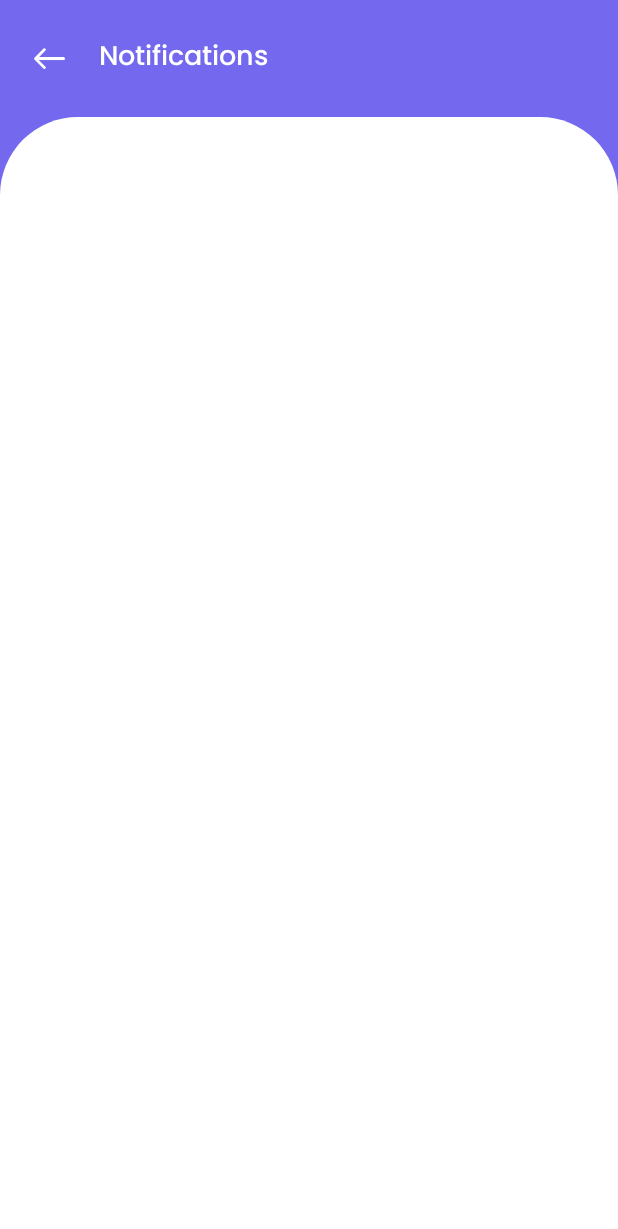
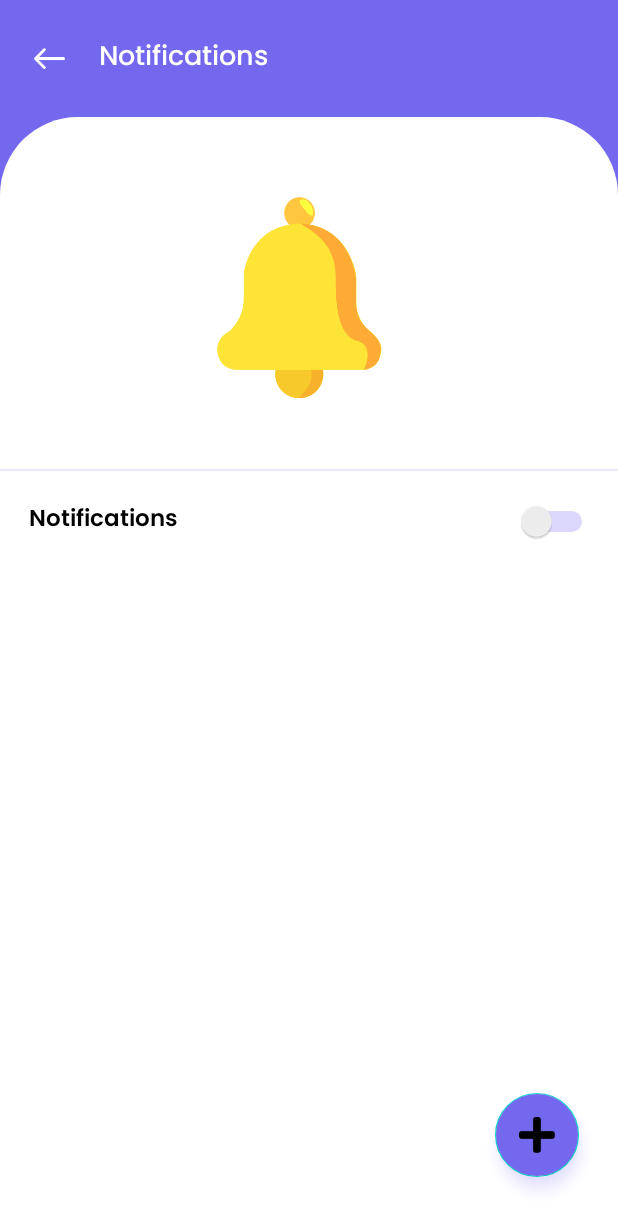
Before and after one commit to Waleed055/Habitualize, an Android app: the layout activity_notification.xml on its own in the app's theme, with its tools: preview values and no code run, on a phone screen of 412 x 824 dp. Shown: the top 1229 px of the screen. Run offline under Robolectric (Android 15) with nearby library versions, the phone set to English and light mode, and no system bars.

Commit message:
notification screen

```diff
--- a/app/src/main/AndroidManifest.xml
+++ b/app/src/main/AndroidManifest.xml
@@ -15,10 +15,16 @@
         tools:targetApi="31">
         <activity
             android:name=".ui.afterauth.notification.NotificationActivity"
-            android:exported="false" />
+            android:exported="true" >
+            <intent-filter>
+                <action android:name="android.intent.action.MAIN" />
+
+                <category android:name="android.intent.category.LAUNCHER" />
+            </intent-filter>
+        </activity>
         <activity
             android:name=".ui.afterauth.home.HomeActivity"
-            android:exported="true"></activity>
+            android:exported="true"/>
         <activity
             android:name=".ui.beforeauth.introscreens.IntroActivity"
             android:exported="false" />
@@ -27,12 +33,12 @@
             android:exported="false" />
         <activity
             android:name=".ui.beforeauth.splash.SplashActivity"
-            android:exported="true">
-            <intent-filter>
-                <action android:name="android.intent.action.MAIN" />
+            android:exported="false">
+<!--            <intent-filter>-->
+<!--                <action android:name="android.intent.action.MAIN" />-->
 
-                <category android:name="android.intent.category.LAUNCHER" />
-            </intent-filter>
+<!--                <category android:name="android.intent.category.LAUNCHER" />-->
+<!--            </intent-filter>-->
         </activity>
     </application>
 
--- a/app/src/main/res/layout/activity_notification.xml
+++ b/app/src/main/res/layout/activity_notification.xml
@@ -18,6 +18,63 @@
         android:layout_height="match_parent"
         android:background="@drawable/task_rv_background"
         android:layout_below="@id/notification_included_layout">
+        <pl.droidsonroids.gif.GifImageView
+            android:id="@+id/notification_gif_layout"
+            android:layout_width="@dimen/_180sdp"
+            android:layout_height="@dimen/_160sdp"
+            android:src="@drawable/notification_gif"
+            android:layout_centerHorizontal="true"
+            android:layout_marginTop="@dimen/_10sdp"/>
+        <View
+            android:id="@+id/view"
+            android:layout_width="match_parent"
+            android:layout_height="@dimen/_1sdp"
+            android:background="@color/gray"
+            android:layout_below="@id/notification_gif_layout"
+            android:layout_marginTop="@dimen/_10sdp"/>
+        <RelativeLayout
+            android:layout_width="match_parent"
+            android:layout_height="@dimen/_30sdp"
+            android:layout_below="@id/view"
+            android:layout_marginTop="@dimen/_10sdp">
+            <TextView
+                android:layout_width="wrap_content"
+                android:layout_height="wrap_content"
+                android:text="Notifications"
+                android:textColor="@color/black"
+                android:fontFamily="@font/poppins_semibold"
+                android:textSize="@dimen/_12sdp"
+                android:layout_centerVertical="true"
+                android:layout_marginStart="@dimen/_15sdp" />
+
+            <Switch
+                android:id="@+id/fragment_profile_social_switch"
+                android:layout_width="match_parent"
+                android:layout_height="wrap_content"
+                android:layout_marginStart="@dimen/_5sdp"
+                android:layout_marginTop="@dimen/_5sdp"
+                android:layout_marginEnd="@dimen/_10sdp"
+                android:layout_marginBottom="@dimen/_5sdp"
+                android:switchMinWidth="@dimen/_42sdp"
+                android:theme="@style/SCBSwitch"
+                app:tint="@color/black" />
+        </RelativeLayout>
+
+        <com.google.android.material.floatingactionbutton.FloatingActionButton
+            android:id="@+id/fab"
+            android:layout_width="wrap_content"
+            android:layout_height="wrap_content"
+            android:layout_alignParentEnd="true"
+            android:layout_alignParentBottom="true"
+            android:layout_marginEnd="@dimen/_20sdp"
+            android:layout_marginBottom="@dimen/_30sdp"
+            android:backgroundTint="@color/theme"
+            android:contentDescription="@string/app_name"
+            android:outlineAmbientShadowColor="@color/theme"
+            android:outlineSpotShadowColor="@color/theme"
+            android:src="@drawable/task_icon"
+            android:tint="@color/white"
+            app:rippleColor="@color/theme" />
 
     </RelativeLayout>
 
--- a/app/src/main/res/values/colors.xml
+++ b/app/src/main/res/values/colors.xml
@@ -2,7 +2,7 @@
 <resources>
     <color name="purple_200">#FFBB86FC</color>
     <color name="purple_500">#FF6200EE</color>
-    <color name="purple_700">#FF3700B3</color>
+    <color name="purple_700">#7468EE</color>
     <color name="teal_200">#FF03DAC5</color>
     <color name="teal_700">#FF018786</color>
     <color name="black">#FF000000</color>
--- /dev/null
+++ b/app/src/main/res/values/styles.xml
@@ -0,0 +1,16 @@
+<?xml version="1.0" encoding="utf-8"?>
+<resources>
+
+    <style name="SCBSwitch" parent="Theme.AppCompat.Light">
+        <!-- active thumb & track color (30% transparency) -->
+        <item name="colorControlActivated">@color/theme</item>
+
+        <!-- inactive thumb color -->
+        <item name="colorSwitchThumbNormal">#f1f1f1
+        </item>
+
+        <!-- inactive track color (30% transparency) -->
+        <item name="android:colorForeground">@color/theme
+        </item>
+    </style>
+</resources>
```
